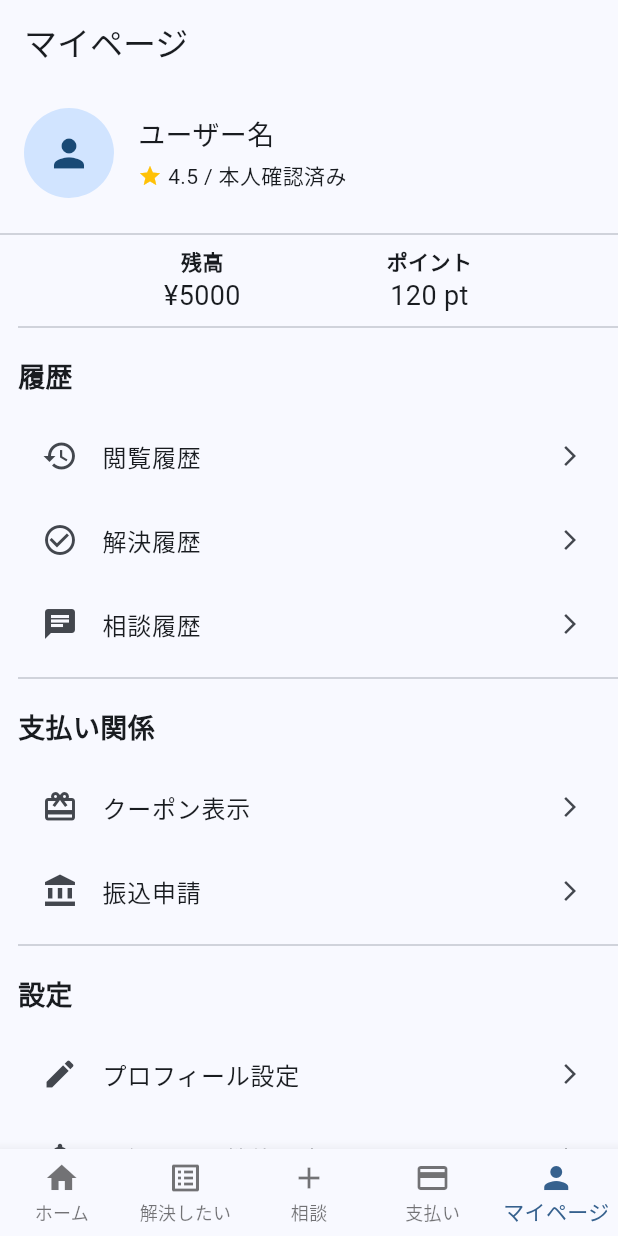
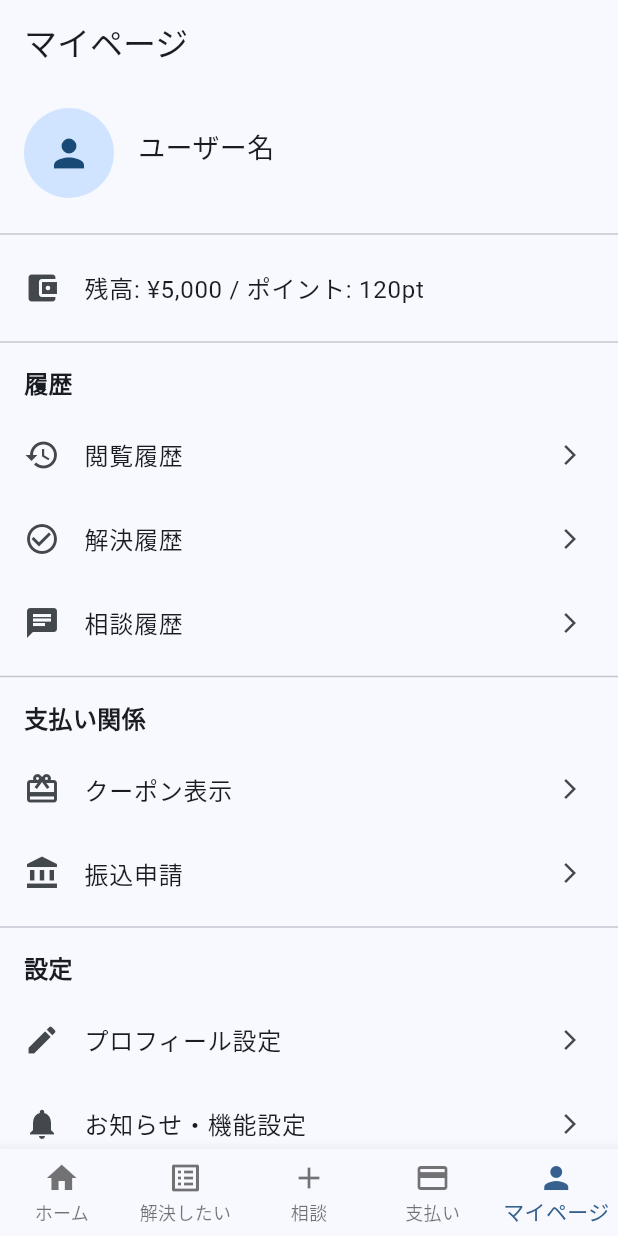
Before and after one commit to chumenium/graduation-project, a Flutter app: the screen it shows after launch, item 5 of the bottom bar chosen, on a phone screen of 412 x 824 dp. Run offline on Flutter 3.47's test engine with Material 3 defaults, Android fonts, the phone set to English and light mode, and no system bars; our stand-ins replace firebase_auth, firebase_core, google_sign_in; accounts and stored records are empty.

Commit message:
Error correction completed

```diff
--- a/lib/screens/main_pages/mypage_screen.dart
+++ b/lib/screens/main_pages/mypage_screen.dart
@@ -1,7 +1,7 @@
 import 'package:flutter/material.dart';
 import 'package:firebase_auth/firebase_auth.dart';
-import '../../widgets/section_title.dart';
-import '../../widgets/balance_display.dart';
+import 'package:provider/provider.dart';
+import 'package:graduation_project/providers/user_profile_provider.dart';
 
 class MypageScreen extends StatefulWidget {
   const MypageScreen({super.key});
@@ -15,38 +15,25 @@ class _MypageScreenState extends State<MypageScreen> {
   bool isLoading = true;
 
   final List<_MypageItem> historyItems = [
-    const _MypageItem(
-        icon: Icons.history, title: '閲覧履歴', route: '/view_history'),
-    const _MypageItem(
-        icon: Icons.check_circle_outline,
-        title: '解決履歴',
-        route: '/solved_history'),
-    const _MypageItem(
-        icon: Icons.chat, title: '相談履歴', route: '/consulted_history'),
+    _MypageItem(icon: Icons.history, title: '閲覧履歴', route: '/view_history'),
+    _MypageItem(icon: Icons.check_circle_outline, title: '解決履歴', route: '/solved_history'),
+    _MypageItem(icon: Icons.chat, title: '相談履歴', route: '/consulted_history'),
   ];
 
   final List<_MypageItem> paymentItems = [
-    const _MypageItem(
-        icon: Icons.card_giftcard, title: 'クーポン表示', route: '/coupon'),
-    const _MypageItem(
-        icon: Icons.account_balance, title: '振込申請', route: '/payment_request'),
+    _MypageItem(icon: Icons.card_giftcard, title: 'クーポン表示', route: '/coupon'),
+    _MypageItem(icon: Icons.account_balance, title: '振込申請', route: '/payment_request'),
   ];
 
   final List<_MypageItem> settingItems = [
-    const _MypageItem(
-        icon: Icons.edit, title: 'プロフィール設定', route: '/profile_settings'),
-    const _MypageItem(
-        icon: Icons.notifications,
-        title: 'お知らせ・機能設定',
-        route: '/notification_settings'),
-    const _MypageItem(
-        icon: Icons.settings, title: '環境設定', route: '/preference_settings'),
+    _MypageItem(icon: Icons.edit, title: 'プロフィール設定', route: '/profile_settings'),
+    _MypageItem(icon: Icons.notifications, title: 'お知らせ・機能設定', route: '/notification_settings'),
+    _MypageItem(icon: Icons.settings, title: '環境設定', route: '/preference_settings'),
   ];
 
   final List<_MypageItem> policyItems = [
-    const _MypageItem(icon: Icons.article, title: '利用規約', route: '/terms'),
-    const _MypageItem(
-        icon: Icons.privacy_tip, title: 'プライバシーポリシー', route: '/privacy_policy'),
+    _MypageItem(icon: Icons.article, title: '利用規約', route: '/terms'),
+    _MypageItem(icon: Icons.privacy_tip, title: 'プライバシーポリシー', route: '/privacy_policy'),
   ];
 
   @override
@@ -63,80 +50,85 @@ class _MypageScreenState extends State<MypageScreen> {
   }
 
   @override
-  Widget build(BuildContext context) => Scaffold(
+  Widget build(BuildContext context) {
+    final profile = context.watch<UserProfileProvider>().profile;
+
+    return Scaffold(
       appBar: AppBar(title: const Text('マイページ')),
-        body: isLoading ? _buildLoading() : _buildContent(),
-      );
-
-  Widget _buildLoading() => const Center(child: CircularProgressIndicator());
-
-  Widget _buildContent() => ListView(
+      body: isLoading
+          ? const Center(child: CircularProgressIndicator())
+          : ListView(
               children: [
-          _buildUserInfo(),
-          const Divider(),
                 Padding(
-            padding: const EdgeInsets.only(left: 12),
-            child: Column(
-              crossAxisAlignment: CrossAxisAlignment.start,
-              children: [
-                const BalanceDisplay(balance: 5000, points: 120),
-                const Divider(),
-                _buildMenuSection('履歴', historyItems),
-                const Divider(),
-                _buildMenuSection('支払い関係', paymentItems),
-                const Divider(),
-                _buildMenuSection('設定', settingItems),
-                const Divider(),
-                _buildMenuSection('規約', policyItems),
-                const Divider(),
-                _buildLogoutTile(),
-              ],
-            ),
-          ),
-        ],
-      );
-
-  Widget _buildUserInfo() => Padding(
                   padding: const EdgeInsets.all(16),
                   child: Row(
                     children: [
                       CircleAvatar(
                         radius: 30,
-              backgroundImage:
-                  user?.photoURL != null ? NetworkImage(user!.photoURL!) : null,
-              child: user?.photoURL == null
+                        backgroundImage: profile?.avatarUrl != null
+                            ? NetworkImage(profile!.avatarUrl!)
+                            : null,
+                        child: profile?.avatarUrl == null
                             ? const Icon(Icons.person, size: 30)
                             : null,
                       ),
                       const SizedBox(width: 16),
-            Column(
+                      Expanded(
+                        child: Column(
                           crossAxisAlignment: CrossAxisAlignment.start,
                           children: [
-                Text(user?.displayName ?? 'ユーザー名',
+                            Text(profile?.name.isNotEmpty == true
+                                    ? profile!.name
+                                    : user?.displayName ?? 'ユーザー名',
                                 style: const TextStyle(fontSize: 18)),
                             const SizedBox(height: 4),
-                const Row(
+                            if (profile?.bio != null)
+                              Text(profile!.bio,
+                                  style: const TextStyle(fontSize: 14, color: Colors.grey)),
+                            if (profile?.skills.isNotEmpty == true)
+                              Wrap(
+                                spacing: 6,
+                                children: profile!.skills
+                                    .map((skill) => Chip(
+                                          label: Text(skill, style: const TextStyle(fontSize: 12)),
+                                        ))
+                                    .toList(),
+                              ),
+                            const SizedBox(height: 4),
+                            if (profile?.rating != null)
+                              Row(
                                 children: [
-                    Icon(Icons.star, color: Colors.amber, size: 16),
-                    SizedBox(width: 4),
-                    Text('4.5 / 本人確認済み', style: TextStyle(fontSize: 14)),
+                                  const Icon(Icons.star, color: Colors.amber, size: 16),
+                                  const SizedBox(width: 4),
+                                  Text('${profile!.rating} / 本人確認済み',
+                                      style: const TextStyle(fontSize: 14)),
                                 ],
                               ),
                           ],
                         ),
+                      ),
                     ],
                   ),
-      );
-
-  Widget _buildMenuSection(String title, List<_MypageItem> items) => Column(
-        crossAxisAlignment: CrossAxisAlignment.start,
-        children: [
-          SectionTitle(text: title),
-          ...items.map(_buildListTile),
-        ],
-      );
-
-  Widget _buildLogoutTile() => ListTile(
+                ),
+                const Divider(),
+                const ListTile(
+                  leading: Icon(Icons.account_balance_wallet),
+                  title: Text('残高: ¥5,000 / ポイント: 120pt'),
+                ),
+                const Divider(),
+                _buildSectionTitle('履歴'),
+                ...historyItems.map(_buildListTile),
+                const Divider(),
+                _buildSectionTitle('支払い関係'),
+                ...paymentItems.map(_buildListTile),
+                const Divider(),
+                _buildSectionTitle('設定'),
+                ...settingItems.map(_buildListTile),
+                const Divider(),
+                _buildSectionTitle('規約'),
+                ...policyItems.map(_buildListTile),
+                const Divider(),
+                ListTile(
                   leading: const Icon(Icons.logout),
                   title: const Text('ログアウト'),
                   onTap: () async {
@@ -144,14 +136,30 @@ class _MypageScreenState extends State<MypageScreen> {
                     if (!mounted) return;
                     Navigator.pushReplacementNamed(context, '/login');
                   },
+                ),
+              ],
+            ),
     );
+  }
 
-  Widget _buildListTile(_MypageItem item) => ListTile(
+  Widget _buildSectionTitle(String title) {
+    return Padding(
+      padding: const EdgeInsets.symmetric(horizontal: 16, vertical: 8),
+      child: Text(
+        title,
+        style: const TextStyle(fontSize: 16, fontWeight: FontWeight.bold),
+      ),
+    );
+  }
+
+  Widget _buildListTile(_MypageItem item) {
+    return ListTile(
       leading: Icon(item.icon),
       title: Text(item.title),
       trailing: const Icon(Icons.arrow_forward_ios, size: 16),
       onTap: () => Navigator.pushNamed(context, item.route),
     );
+  }
 }
 
 class _MypageItem {
```
Also changed, not shown: lib/screens/my_pages/profile_settings_screen.dart (+83 -59 lines). Lines whose indentation alone changed are shown as unchanged.
